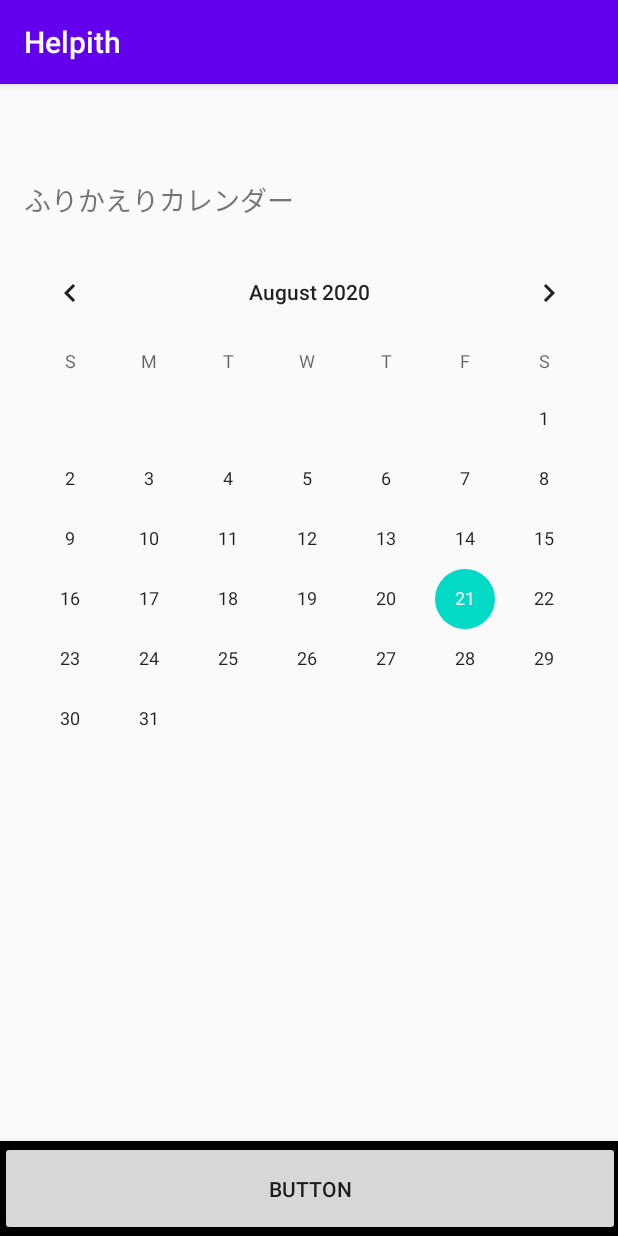
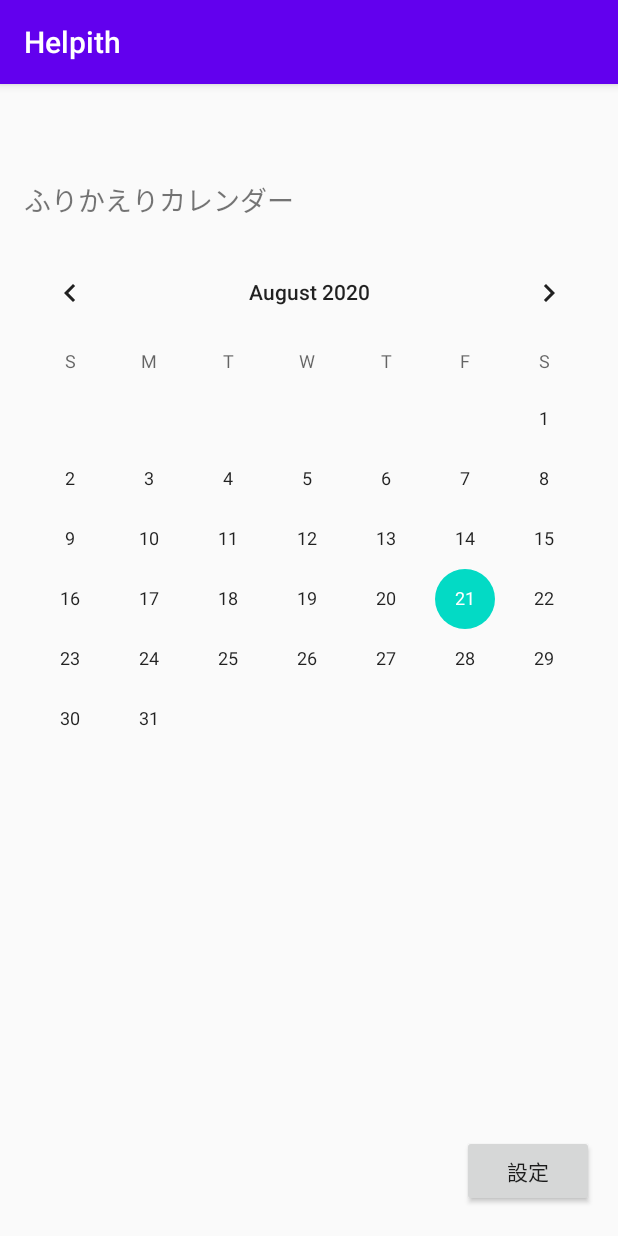
Before and after one commit to co-carbon-monoxide/Helpith-Frontend, an Android app: the screen it shows after launch (MainActivity), on a phone screen of 412 x 824 dp. Run offline under Robolectric (Android 15) with nearby library versions, the phone set to English and light mode, and no system bars.

Commit message:
✨ Add: 家族構成設定画面を実装

```diff
--- a/app/src/main/java/monoxide/carbon/Helpith/MainActivity.kt
+++ b/app/src/main/java/monoxide/carbon/Helpith/MainActivity.kt
@@ -4,6 +4,7 @@ import android.os.AsyncTask
 import android.os.Bundle
 import android.view.View
 import android.content.Intent
+import android.widget.Button
 import android.widget.CalendarView
 import android.widget.CalendarView.OnDateChangeListener
 import android.widget.TextView
@@ -27,6 +28,13 @@ class MainActivity : AppCompatActivity() {
         val calenderView: CalendarView = findViewById(R.id.calendarView)
         val listener = DateChangeListener()
         calenderView.setOnDateChangeListener(listener)
+
+        val configButton: Button = findViewById(R.id.config_button)
+        configButton.setOnClickListener {
+            val intent = Intent(applicationContext, ConfigActivity::class.java)
+            startActivity(intent)
+        }
+
     }
 
     private inner class DateChangeListener : CalendarView.OnDateChangeListener {
--- a/app/src/main/res/layout/activity_main.xml
+++ b/app/src/main/res/layout/activity_main.xml
@@ -34,21 +34,16 @@
         app:layout_constraintTop_toTopOf="parent"
         app:layout_constraintVertical_bias="0.814" />
 
-    <com.google.android.material.bottomnavigation.BottomNavigationView
-        android:layout_width="413dp"
-        android:layout_height="63dp"
+    <Button
+        android:id="@+id/config_button"
+        android:layout_width="wrap_content"
+        android:layout_height="wrap_content"
+        android:text="設定"
         app:layout_constraintBottom_toBottomOf="parent"
         app:layout_constraintEnd_toEndOf="parent"
+        app:layout_constraintHorizontal_bias="0.95"
         app:layout_constraintStart_toStartOf="parent"
-        app:layout_constraintTop_toTopOf="parent"
-        app:layout_constraintVertical_bias="1.0" >
-
-        <Button
-            android:id="@+id/button2"
-            android:layout_width="match_parent"
-            android:layout_height="match_parent"
-            android:text="Button" />
-
-    </com.google.android.material.bottomnavigation.BottomNavigationView>
+        app:layout_constraintTop_toBottomOf="@+id/calendarView"
+        app:layout_constraintVertical_bias="0.916" />
 
 </androidx.constraintlayout.widget.ConstraintLayout>
--- a/app/src/main/res/values/strings.xml
+++ b/app/src/main/res/values/strings.xml
@@ -1,3 +1,5 @@
 <resources>
     <string name="app_name">Helpith</string>
+    <string name="family_config_text">家族の設定</string>
+    <string name="return_button_text">戻る</string>
 </resources>
```
Also changed, not shown: app/src/main/AndroidManifest.xml (+8 -0 lines), app/src/main/java/monoxide/carbon/Helpith/ConfigActivity.kt (added, +20 -0 lines), app/src/main/res/layout/activity_config.xml (added, +33 -0 lines).
